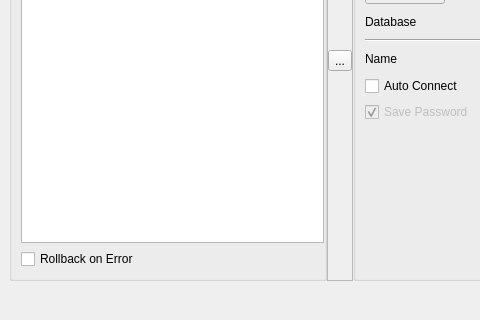
The window that InjectSqlDialog.ui (fritzone/ddm) describes before a commit, drawn with Qt 5; both pictures show x 0 to 480 and y 170 to 490 of the 717 by 490 pixel window.
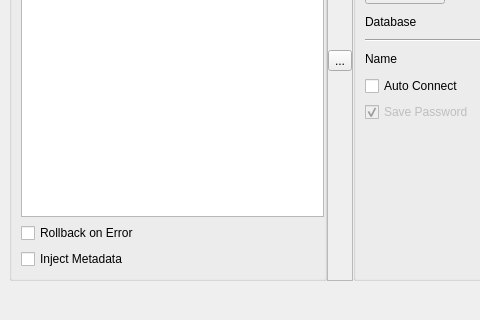
The same window after the commit. Icons and pictures are not drawn.

Commit message: metadata deployment

Patch:
```diff
--- a/InjectSqlDialog.ui
+++ b/InjectSqlDialog.ui
@@ -57,6 +57,13 @@
           </property>
          </widget>
         </item>
+        <item>
+         <widget class="QCheckBox" name="chkInjectMetadata">
+          <property name="text">
+           <string>Inject Metadata</string>
+          </property>
+         </widget>
+        </item>
        </layout>
       </widget>
      </item>
```
The commit also changes 17 other files.
